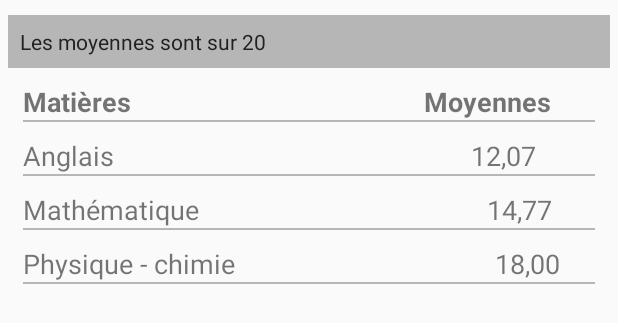
After one commit to souklouan/cadinacho, an Android app: the layout activity_report.xml on its own in the app's theme, with its tools: preview values and no code run, on a phone screen of 412 x 824 dp. The commit adds this screen. Shown: the top 323 px of the screen. Run offline under Robolectric (Android 15) with nearby library versions, the phone set to English and light mode, and no system bars.

Commit message:
report view processing

```diff
--- a/app/src/main/res/layout/activity_list_child.xml
+++ /dev/null
@@ -1,6 +0,0 @@
-<?xml version="1.0" encoding="utf-8"?>
-<LinearLayout xmlns:android="http://schemas.android.com/apk/res/android"
-    android:orientation="vertical" android:layout_width="match_parent"
-    android:layout_height="match_parent">
-
-</LinearLayout>
--- /dev/null
+++ b/app/src/main/res/layout/activity_report.xml
@@ -0,0 +1,185 @@
+<?xml version="1.0" encoding="utf-8"?>
+<RelativeLayout xmlns:android="http://schemas.android.com/apk/res/android"
+    android:orientation="vertical" android:layout_width="match_parent"
+    android:layout_height="match_parent">
+
+    <ScrollView
+        android:layout_width="match_parent"
+        android:layout_height="wrap_content"
+        android:id="@+id/scrollView" >
+
+
+        <TableLayout
+            android:layout_width="match_parent"
+            android:layout_height="wrap_content"
+            android:layout_marginTop="10dp"
+            android:layout_marginLeft="5dp"
+            android:layout_marginRight="5dp">
+
+            <LinearLayout
+                android:layout_width="wrap_content"
+                android:layout_height="wrap_content"
+                android:padding="8dp"
+                android:background="@color/divider"
+                android:layout_marginBottom="10dp">
+                <TextView
+                    android:layout_width="wrap_content"
+                    android:layout_height="wrap_content"
+                    android:text="Les moyennes sont sur 20"
+                    android:textColor="@color/colorPrimary_text"/>
+            </LinearLayout>
+
+            <TableRow
+                android:layout_width="wrap_content"
+                android:layout_height="wrap_content"
+                android:paddingLeft="@dimen/padding_normal"
+                android:paddingRight="@dimen/padding_normal">
+                <LinearLayout android:layout_width="wrap_content"
+                    android:layout_height="wrap_content"
+                    android:orientation="vertical">
+                    <LinearLayout
+                        android:layout_width="match_parent"
+                        android:layout_height="wrap_content"
+                        android:orientation="horizontal"
+                        android:weightSum="1">
+                        <TextView
+                            android:layout_width="wrap_content"
+                            android:layout_height="wrap_content"
+                            android:text="Matières"
+                            android:layout_weight="0.7"
+                            android:textSize="@dimen/text_normal_size"
+                            android:gravity="center_vertical"
+                            android:textStyle="bold"
+                            />
+                        <TextView
+                            android:layout_width="wrap_content"
+                            android:layout_height="wrap_content"
+                            android:textStyle="bold"
+                            android:text="Moyennes"
+                            android:layout_weight="0.2"
+                            android:textSize="@dimen/text_normal_size"
+                            android:gravity="center"
+                            />
+                    </LinearLayout>
+                    <View android:layout_width="match_parent"
+                        android:layout_height="1dp"
+                        android:background="@color/divider"/>
+                </LinearLayout>
+            </TableRow>
+
+            <TableRow
+                android:layout_width="match_parent"
+                android:layout_height="wrap_content"
+                android:paddingLeft="@dimen/padding_normal"
+                android:paddingRight="@dimen/padding_normal"
+                android:layout_marginTop="@dimen/margin_normal">
+                <LinearLayout android:layout_width="wrap_content"
+                    android:layout_height="wrap_content"
+                    android:orientation="vertical">
+                    <LinearLayout
+                        android:layout_width="match_parent"
+                        android:layout_height="wrap_content"
+                        android:orientation="horizontal"
+                        android:weightSum="1">
+                        <TextView
+                            android:layout_width="wrap_content"
+                            android:layout_height="wrap_content"
+                            android:text="Anglais"
+                            android:layout_weight="0.7"
+                            android:textSize="@dimen/text_normal_size"
+                            android:gravity="center_vertical"
+                            />
+                        <TextView
+                            android:layout_width="wrap_content"
+                            android:layout_height="wrap_content"
+                            android:text="12,07"
+                            android:layout_weight="0.2"
+                            android:textSize="@dimen/text_normal_size"
+                            android:gravity="center"
+                            />
+                    </LinearLayout>
+                    <View android:layout_width="match_parent"
+                        android:layout_height="1dp"
+                        android:background="@color/divider"/>
+                </LinearLayout>
+            </TableRow>
+
+            <TableRow
+                android:layout_width="match_parent"
+                android:layout_height="wrap_content"
+                android:paddingLeft="@dimen/padding_normal"
+                android:paddingRight="@dimen/padding_normal"
+                android:layout_marginTop="@dimen/margin_normal">
+
+                <LinearLayout android:layout_width="wrap_content"
+                    android:layout_height="wrap_content"
+                    android:orientation="vertical">
+                    <LinearLayout
+                        android:layout_width="match_parent"
+                        android:layout_height="wrap_content"
+                        android:orientation="horizontal"
+                        android:weightSum="1">
+                        <TextView
+                            android:layout_width="wrap_content"
+                            android:layout_height="wrap_content"
+                            android:text="Mathématique"
+                            android:layout_weight="0.7"
+                            android:textSize="@dimen/text_normal_size"
+                            android:gravity="center_vertical"
+                            />
+                        <TextView
+                            android:layout_width="wrap_content"
+                            android:layout_height="wrap_content"
+                            android:text="14,77"
+                            android:layout_weight="0.2"
+                            android:textSize="@dimen/text_normal_size"
+                            android:gravity="center"
+                            />
+                    </LinearLayout>
+                    <View android:layout_width="match_parent"
+                        android:layout_height="1dp"
+                        android:background="@color/divider"/>
+                </LinearLayout>
+            </TableRow>
+
+            <TableRow
+                android:layout_width="match_parent"
+                android:layout_height="wrap_content"
+                android:paddingLeft="@dimen/padding_normal"
+                android:paddingRight="@dimen/padding_normal"
+                android:layout_marginTop="@dimen/margin_normal">
+
+                <LinearLayout android:layout_width="wrap_content"
+                    android:layout_height="wrap_content"
+                    android:orientation="vertical">
+                    <LinearLayout
+                        android:layout_width="match_parent"
+                        android:layout_height="wrap_content"
+                        android:orientation="horizontal"
+                        android:weightSum="1">
+                        <TextView
+                            android:layout_width="wrap_content"
+                            android:layout_height="wrap_content"
+                            android:text="Physique - chimie"
+                            android:layout_weight="0.7"
+                            android:textSize="@dimen/text_normal_size"
+                            android:gravity="center_vertical"
+                            />
+                        <TextView
+                            android:layout_width="wrap_content"
+                            android:layout_height="wrap_content"
+                            android:text="18,00"
+                            android:layout_weight="0.2"
+                            android:textSize="@dimen/text_normal_size"
+                            android:gravity="center"
+                            />
+                    </LinearLayout>
+                    <View android:layout_width="match_parent"
+                        android:layout_height="1dp"
+                        android:background="@color/divider"/>
+                </LinearLayout>
+            </TableRow>
+
+        </TableLayout>
+    </ScrollView>
+</RelativeLayout>
--- a/app/src/main/res/values/dimens.xml
+++ b/app/src/main/res/values/dimens.xml
@@ -6,4 +6,6 @@
     <dimen name="text_small_size">14sp</dimen>
     <dimen name="text_input_size">16sp</dimen>
     <dimen name="input_size">300dp</dimen>
+    <dimen name="padding_normal">10dp</dimen>
+    <dimen name="margin_normal">10dp</dimen>
 </resources>
```
Also changed, not shown: app/src/main/res/drawable/jaune.png (added), app/src/main/res/drawable/rouge.png (added), app/src/main/res/drawable/vert.png (added).
